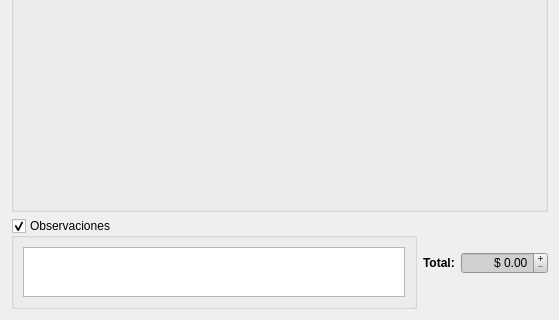
This is trunk/plugins/presupuestador/FormNuevoPresupuestoBase.ui in chungote/gestotux as Qt 5 draws it before an edit; both pictures show x 0 to 559 and y 192 to 512 of the 559 by 512 pixel window. The edited form follows.
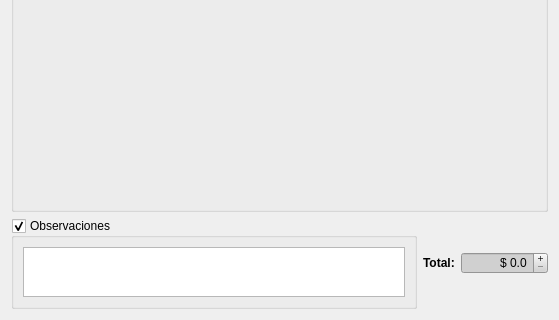
This is the edited form.

Commit message: Ultima modificacion para que funcione la actualizacion de registros de presupuestos en presupuestador, y agregado el icono para el presupuestador.

Diff of the .ui file:
```diff
--- a/trunk/plugins/presupuestador/FormNuevoPresupuestoBase.ui
+++ b/trunk/plugins/presupuestador/FormNuevoPresupuestoBase.ui
@@ -236,14 +236,23 @@
            <property name="buttonSymbols">
             <enum>QAbstractSpinBox::PlusMinus</enum>
            </property>
+           <property name="specialValueText">
+            <string notr="true"/>
+           </property>
            <property name="correctionMode">
             <enum>QAbstractSpinBox::CorrectToNearestValue</enum>
            </property>
            <property name="prefix">
             <string>$ </string>
            </property>
+           <property name="decimals">
+            <number>1</number>
+           </property>
            <property name="maximum">
-            <double>99999.990000000005239</double>
+            <double>1000000000.000000000000000</double>
+           </property>
+           <property name="value">
+            <double>0.000000000000000</double>
            </property>
           </widget>
          </item>
```
The commit also changes 11 other files.
